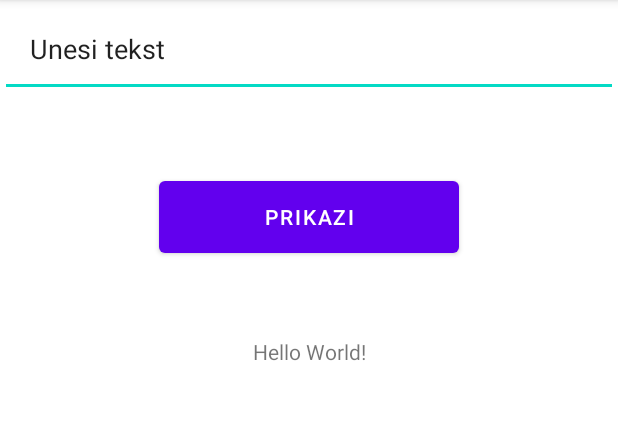
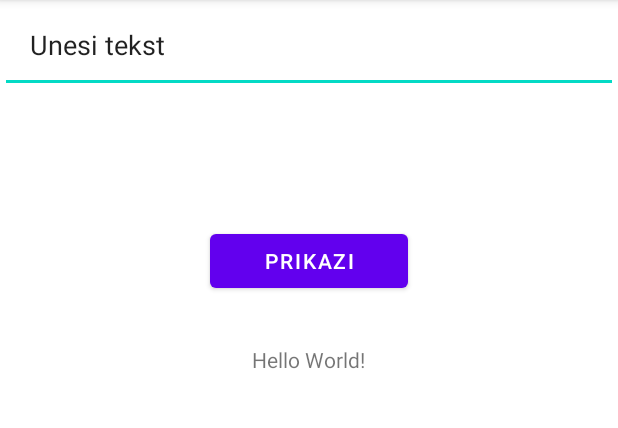
Before and after one commit to acato2/RMA-Cinaeste, an Android app: the screen it shows after launch (MainActivity), on a phone screen of 412 x 824 dp, the part 84-512 px from its top. Run offline under Robolectric (Android 15) with nearby library versions, the light colour scheme and no system bars.

Commit message:
Zadatak 2 - RelativeLayout

```diff
--- a/app/src/main/res/layout/activity_main.xml
+++ b/app/src/main/res/layout/activity_main.xml
@@ -1,5 +1,5 @@
 <?xml version="1.0" encoding="utf-8"?>
-<LinearLayout xmlns:android="http://schemas.android.com/apk/res/android"
+<RelativeLayout xmlns:android="http://schemas.android.com/apk/res/android"
     xmlns:app="http://schemas.android.com/apk/res-auto"
     xmlns:tools="http://schemas.android.com/tools"
     android:layout_width="match_parent"
@@ -10,7 +10,7 @@
     <EditText
         android:id="@+id/editText1"
         android:layout_width="match_parent"
-        android:layout_height="wrap_content"
+        android:layout_height="62dp"
         android:ems="10"
         android:inputType="textPersonName"
         android:padding="20dp"
@@ -18,21 +18,18 @@
 
     <Button
         android:id="@+id/button1"
-        android:layout_width="200dp"
-        android:layout_height="60dp"
-        android:layout_gravity="center_horizontal"
-        android:layout_marginTop="50dp"
-        android:gravity="center"
-        android:insetLeft="0dp"
+        android:layout_width="132dp"
+        android:layout_height="wrap_content"
+        android:layout_centerHorizontal="true"
+        android:layout_marginTop="150dp"
         android:text="prikazi" />
 
     <TextView
         android:id="@+id/textView1"
-        android:layout_width="match_parent"
+        android:layout_width="wrap_content"
         android:layout_height="wrap_content"
-        android:layout_gravity="center_horizontal"
-        android:layout_margin="50dp"
-        android:gravity="center"
+        android:layout_centerHorizontal="true"
+        android:layout_marginTop="230dp"
         android:text="Hello World!" />
 
-</LinearLayout>
+</RelativeLayout>
```
